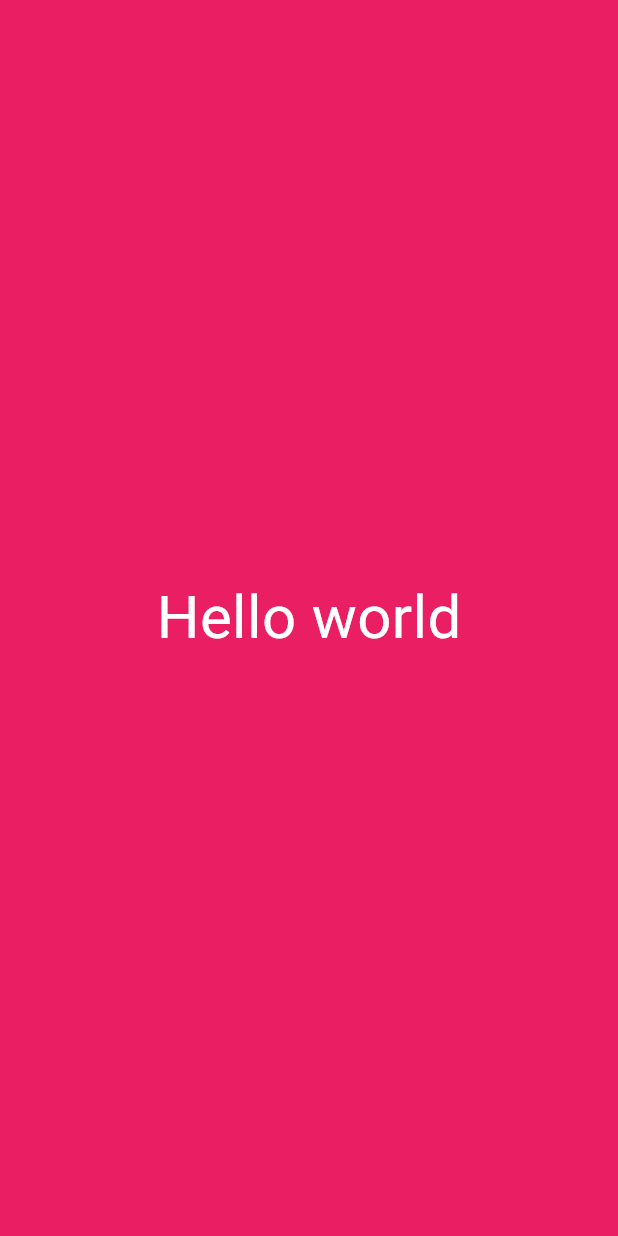
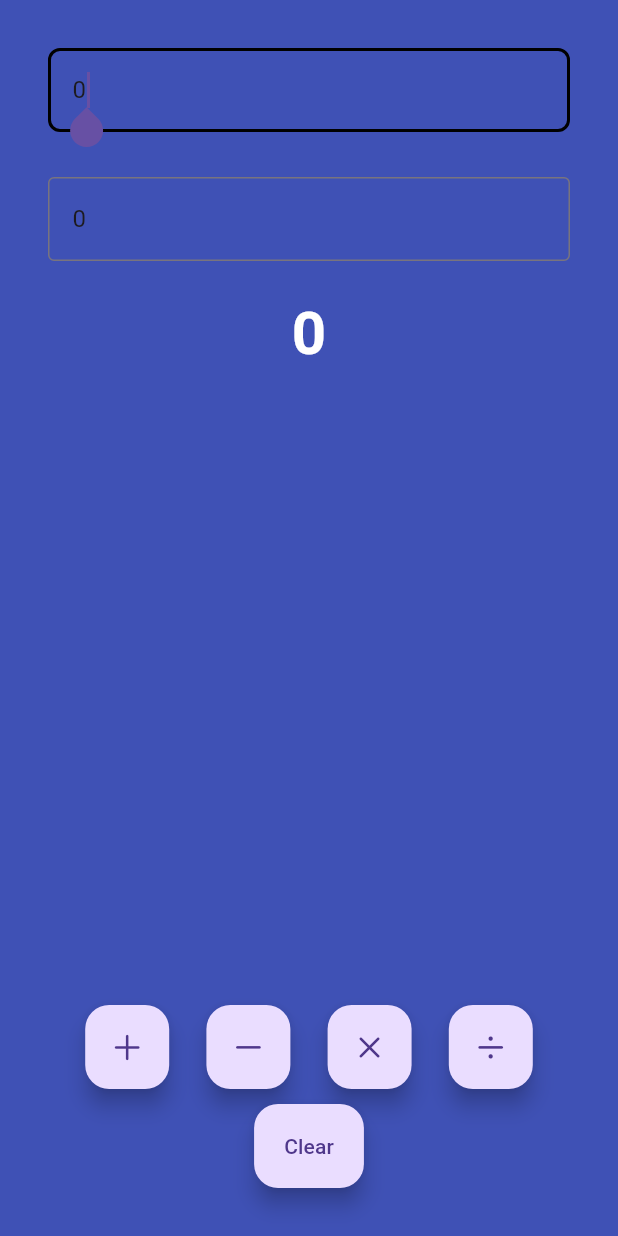
Before and after one commit to vikramsinghjadoun/flutter_learn_calc, a Flutter app: the screen it shows after launch, on a phone screen of 412 x 824 dp. Run offline on Flutter 3.47's test engine with Material 3 defaults, Android fonts, the phone set to English and light mode, and no system bars.

Commit message:
Second Commit

```diff
--- a/lib/app/app.dart
+++ b/lib/app/app.dart
@@ -9,9 +9,12 @@ class MyApp extends StatelessWidget {
 
   @override
   Widget build(BuildContext context) {
-    return const MaterialApp (
+    return MaterialApp (
       title: "flutter Application",
-      home: HomeView(),
+      theme: ThemeData(
+        primarySwatch: Colors.orange
+      ),
+      home: const HomeView(),
     );
   }
 }
--- /dev/null
+++ b/lib/views/calculator_view.dart
@@ -0,0 +1,182 @@
+import 'package:flutter/cupertino.dart';
+import 'package:flutter/material.dart';
+
+class CalculatorView extends StatefulWidget {
+  const CalculatorView({super.key});
+
+  @override
+  State<CalculatorView> createState() => _CalculatorViewState();
+}
+
+class _CalculatorViewState extends State<CalculatorView> {
+  int firstNumber = 0;
+  int secondNumber =0;
+  num result = 0;
+
+  final displayOneController = TextEditingController();
+  final displayTwoController = TextEditingController();
+  late final AppLifecycleListener _listener;
+
+  @override
+  void initState(){
+    super.initState();
+    displayOneController.text = firstNumber.toString();
+    displayTwoController.text = secondNumber.toString();
+    _listener = AppLifecycleListener(
+      onShow: () => print("onShow called"),
+      onResume: () => print("onResume called"),
+      onHide: () => print("onHide called"),
+      onInactive: () => print("onInactive called"),
+      onPause: () => print("onPause called"),
+      onDetach: () => print("onDetach called"),
+      onRestart: () => print("onRestart called"),
+      // This fires for each state change. Callbacks above fire only for
+      // specific state transitions.
+      onStateChange: _handleStateChange,
+    );
+  }
+
+   void _handleStateChange(AppLifecycleState state) {
+    print("onStateChanged called with state:$state ");
+  }
+
+  @override
+  void dispose() {
+    displayOneController.dispose();
+    displayTwoController.dispose();
+    _listener.dispose();
+    super.dispose();
+  }
+
+  @override
+  Widget build(BuildContext context) {
+    return  Padding(
+      padding:  const EdgeInsets.all(32.0),
+      child: Column(
+        children:[
+          //calculator display
+         CalculatorDisplay(
+          key: const Key("displayOne"),
+          hint : "Enter first number", controller: displayOneController),
+         const SizedBox(
+            height: 30,
+          ),
+         CalculatorDisplay(
+          key: const Key("displayTwo"),
+          hint : "Enter second number", controller: displayTwoController),
+         const SizedBox(
+          height:20,
+         ),
+          //expand
+          Text(
+            key: Key("Result"),
+          result.toString(),
+          style: const TextStyle(
+            fontSize: 40,
+            color: Colors.white,
+            fontWeight: FontWeight.bold
+          ),
+          ),
+          const Spacer(),
+          //calculator button
+          Row(
+            mainAxisAlignment: MainAxisAlignment.spaceEvenly,
+            children: [
+              FloatingActionButton(
+                onPressed: () {
+                  setState(() {
+                    result = num.tryParse(displayOneController.text)! +
+                  num.tryParse(displayTwoController.text)!;
+                  });
+                },
+                child: const Icon(CupertinoIcons.add),
+                ),
+                FloatingActionButton(
+                onPressed: () {
+                  setState(() {
+                    result = num.tryParse(displayOneController.text)! -
+                  num.tryParse(displayTwoController.text)!;
+                  });
+
+                },
+                child: const Icon(CupertinoIcons.minus),
+                ),
+                FloatingActionButton(
+                onPressed: () {
+                  setState(() {
+                    result = num.tryParse(displayOneController.text)! *
+                  num.tryParse(displayTwoController.text)!;
+                  });
+                },
+                child: const Icon(CupertinoIcons.multiply),
+                ),
+                FloatingActionButton(
+                onPressed: () {
+                  setState(() {
+                    result = num.tryParse(displayOneController.text)! /
+                  num.tryParse(displayTwoController.text)!;
+                  });
+                },
+                child: const Icon(CupertinoIcons.divide),
+                )
+            ],
+          ),
+          const SizedBox(
+            height: 10,
+          ),
+          FloatingActionButton.extended(
+                  onPressed: (){
+                    setState(() {
+                      firstNumber=0;
+                      secondNumber=0;
+                      result=0;
+
+                      displayOneController.clear();
+                      displayTwoController.clear();
+                    });
+                  },
+                  label: const Text("Clear"),
+
+                )
+        ],
+      ),
+    );
+  }
+}
+
+class CalculatorDisplay extends StatelessWidget {
+  const CalculatorDisplay({
+    super.key,
+    this.hint = "Enter a number",
+    required this.controller
+  });
+  final String? hint;
+  final TextEditingController controller;
+  @override
+  Widget build(BuildContext context) {
+    return TextField(
+      controller: controller,
+      keyboardType: TextInputType.number,
+      autofocus: true,
+      decoration: InputDecoration(
+        focusedBorder: OutlineInputBorder(
+          borderSide: const BorderSide(
+            width: 2.0,
+            // color: Colors.black,
+          ),
+          borderRadius: BorderRadius.circular(8),
+        ),
+        border: const OutlineInputBorder(
+          borderSide: BorderSide(
+            color: Colors.black,
+            width: 2.0,
+          ),
+        ),
+        hintText: hint,
+        hintStyle: const TextStyle(
+          color: Colors.black
+        )
+      ),
+    );
+  }
+}
--- a/lib/views/home_view.dart
+++ b/lib/views/home_view.dart
@@ -1,20 +1,16 @@
 import 'package:flutter/material.dart';
+import 'package:flutter_application_1/views/calculator_view.dart';
 
 class HomeView extends StatelessWidget {
   const HomeView({super.key});
 
   @override
   Widget build(BuildContext context) {
-    return  Material(
-        child: Container(
-          color : Colors.pink,
-          child: const Center(child: Text("Hello world",
-          style: TextStyle(
-            fontSize: 40,
-            color: Colors.white
-          ),
-          )),
-            ),
+    return const Scaffold(
+      backgroundColor: Colors.indigo,
+        body: SafeArea(
+          child: CalculatorView(),
+        ),
       );
   }
 }
```
Also changed, not shown: 2 other files.
